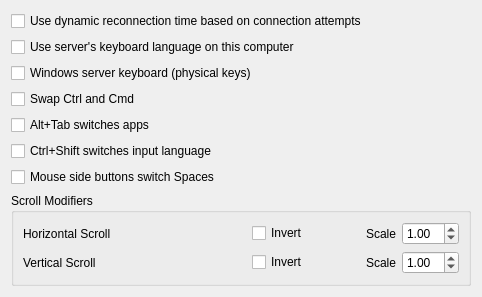
This is src/lib/gui/dialogs/ClientConfigDialog.ui in boymep/deskflow as Qt 5 draws it before an edit. The edited form follows.
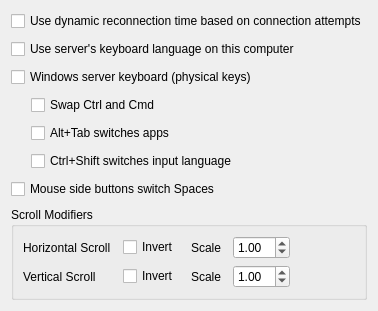
This is the edited form.

Commit message: style(gui): tidy client config dialog layout

Patch:
```diff
--- a/src/lib/gui/dialogs/ClientConfigDialog.ui
+++ b/src/lib/gui/dialogs/ClientConfigDialog.ui
@@ -10,16 +10,12 @@
     <height>197</height>
    </rect>
   </property>
-  <property name="sizePolicy">
-   <sizepolicy hsizetype="Maximum" vsizetype="Maximum">
-    <horstretch>0</horstretch>
-    <verstretch>0</verstretch>
-   </sizepolicy>
-  </property>
   <property name="windowTitle">
    <string>Client Configuration</string>
   </property>
   <layout class="QVBoxLayout" name="verticalLayout">
+   <property name="spacing"><number>8</number></property>
+   <property name="sizeConstraint"><enum>QLayout::SizeConstraint::SetFixedSize</enum></property>
    <item>
     <widget class="QCheckBox" name="cbDynamicConnectTime">
      <property name="toolTip">
@@ -48,6 +44,19 @@
     </widget>
    </item>
    <item>
+    <layout class="QVBoxLayout" name="layoutPhysicalDeps">
+     <property name="spacing"><number>8</number></property>
+     <property name="leftMargin"><number>20</number></property>
+     <property name="topMargin"><number>0</number></property>
+     <property name="bottomMargin"><number>0</number></property>
+     <item>
+      <spacer name="indent_cbSwapCtrlCmd">
+       <property name="orientation"><enum>Qt::Orientation::Horizontal</enum></property>
+       <property name="sizeType"><enum>QSizePolicy::Policy::Fixed</enum></property>
+       <property name="sizeHint" stdset="0"><size><width>20</width><height>0</height></size></property>
+      </spacer>
+     </item>
+     <item>
     <widget class="QCheckBox" name="cbSwapCtrlCmd">
      <property name="toolTip">
       <string>Server Ctrl acts as Command and the Windows key as Control. Ctrl+Tab stays Control+Tab.</string>
@@ -57,6 +66,13 @@
      </property>
     </widget>
    </item>
+     <item>
+      <spacer name="indent_cbAltTab">
+       <property name="orientation"><enum>Qt::Orientation::Horizontal</enum></property>
+       <property name="sizeType"><enum>QSizePolicy::Policy::Fixed</enum></property>
+       <property name="sizeHint" stdset="0"><size><width>20</width><height>0</height></size></property>
+      </spacer>
+     </item>
    <item>
     <widget class="QCheckBox" name="cbAltTab">
      <property name="toolTip">
@@ -67,6 +83,13 @@
      </property>
     </widget>
    </item>
+     <item>
+      <spacer name="indent_cbCtrlShift">
+       <property name="orientation"><enum>Qt::Orientation::Horizontal</enum></property>
+       <property name="sizeType"><enum>QSizePolicy::Policy::Fixed</enum></property>
+       <property name="sizeHint" stdset="0"><size><width>20</width><height>0</height></size></property>
+      </spacer>
+     </item>
    <item>
     <widget class="QCheckBox" name="cbCtrlShift">
      <property name="toolTip">
@@ -77,6 +100,8 @@
      </property>
     </widget>
    </item>
+    </layout>
+   </item>
    <item>
     <widget class="QCheckBox" name="cbSideButtons">
      <property name="toolTip">
@@ -93,123 +118,56 @@
       <string>Scroll Modifiers</string>
      </property>
      <layout class="QGridLayout" name="gridLayout">
-      <item row="5" column="2">
-       <widget class="QCheckBox" name="cbYScrollInvert">
-        <property name="text">
-         <string>Invert</string>
-        </property>
+      <property name="horizontalSpacing"><number>12</number></property>
+      <item row="0" column="0">
+       <widget class="QLabel" name="lblHScroll"><property name="text"><string>Horizontal Scroll</string></property></widget>
+      </item>
+      <item row="0" column="1">
+       <widget class="QCheckBox" name="cbXScrollInvert"><property name="text"><string>Invert</string></property></widget>
+      </item>
+      <item row="0" column="2">
+       <widget class="QLabel" name="lblXScrollSpeed">
+        <property name="text"><string>Scale</string></property>
+        <property name="alignment"><set>Qt::AlignmentFlag::AlignRight|Qt::AlignmentFlag::AlignVCenter</set></property>
        </widget>
       </item>
+      <item row="0" column="3">
+       <widget class="QDoubleSpinBox" name="sbXScrollScale">
+        <property name="accelerated"><bool>true</bool></property>
+        <property name="correctionMode"><enum>QAbstractSpinBox::CorrectionMode::CorrectToNearestValue</enum></property>
+        <property name="minimum"><double>0.100000000000000</double></property>
+        <property name="maximum"><double>10.000000000000000</double></property>
+        <property name="singleStep"><double>0.100000000000000</double></property>
+        <property name="value"><double>1.000000000000000</double></property>
+       </widget>
+      </item>
+      <item row="1" column="0">
+       <widget class="QLabel" name="lblVScroll"><property name="text"><string>Vertical Scroll</string></property></widget>
+      </item>
+      <item row="1" column="1">
+       <widget class="QCheckBox" name="cbYScrollInvert"><property name="text"><string>Invert</string></property></widget>
+      </item>
       <item row="1" column="2">
-       <widget class="QCheckBox" name="cbXScrollInvert">
-        <property name="text">
-         <string>Invert</string>
-        </property>
-       </widget>
-      </item>
-      <item row="5" column="4">
-       <layout class="QHBoxLayout" name="horizontalLayout_2">
-        <item>
          <widget class="QLabel" name="lblScrollSpeed">
-          <property name="sizePolicy">
-           <sizepolicy hsizetype="Maximum" vsizetype="Preferred">
-            <horstretch>0</horstretch>
-            <verstretch>0</verstretch>
-           </sizepolicy>
-          </property>
-          <property name="text">
-           <string>Scale</string>
-          </property>
-         </widget>
-        </item>
-        <item>
+        <property name="text"><string>Scale</string></property>
+        <property name="alignment"><set>Qt::AlignmentFlag::AlignRight|Qt::AlignmentFlag::AlignVCenter</set></property>
+       </widget>
+      </item>
+      <item row="1" column="3">
          <widget class="QDoubleSpinBox" name="sbYScrollScale">
-          <property name="sizePolicy">
-           <sizepolicy hsizetype="Maximum" vsizetype="Fixed">
-            <horstretch>0</horstretch>
-            <verstretch>0</verstretch>
-           </sizepolicy>
-          </property>
-          <property name="accelerated">
-           <bool>true</bool>
-          </property>
-          <property name="correctionMode">
-           <enum>QAbstractSpinBox::CorrectionMode::CorrectToNearestValue</enum>
-          </property>
-          <property name="minimum">
-           <double>0.100000000000000</double>
-          </property>
-          <property name="maximum">
-           <double>10.000000000000000</double>
-          </property>
-          <property name="singleStep">
-           <double>0.100000000000000</double>
-          </property>
-          <property name="value">
-           <double>1.000000000000000</double>
-          </property>
-         </widget>
-        </item>
-       </layout>
-      </item>
-      <item row="1" column="4">
-       <layout class="QHBoxLayout" name="horizontalLayout_3">
-        <item>
-         <widget class="QLabel" name="lblXScrollSpeed">
-          <property name="sizePolicy">
-           <sizepolicy hsizetype="Maximum" vsizetype="Preferred">
-            <horstretch>0</horstretch>
-            <verstretch>0</verstretch>
-           </sizepolicy>
-          </property>
-          <property name="text">
-           <string>Scale</string>
-          </property>
-         </widget>
-        </item>
-        <item>
-         <widget class="QDoubleSpinBox" name="sbXScrollScale">
-          <property name="sizePolicy">
-           <sizepolicy hsizetype="Maximum" vsizetype="Fixed">
-            <horstretch>0</horstretch>
-            <verstretch>0</verstretch>
-           </sizepolicy>
-          </property>
-          <property name="accelerated">
-           <bool>true</bool>
-          </property>
-          <property name="correctionMode">
-           <enum>QAbstractSpinBox::CorrectionMode::CorrectToNearestValue</enum>
-          </property>
-          <property name="minimum">
-           <double>0.100000000000000</double>
-          </property>
-          <property name="maximum">
-           <double>10.000000000000000</double>
-          </property>
-          <property name="singleStep">
-           <double>0.100000000000000</double>
-          </property>
-          <property name="value">
-           <double>1.000000000000000</double>
-          </property>
-         </widget>
-        </item>
-       </layout>
-      </item>
-      <item row="1" column="0" colspan="2">
-       <widget class="QLabel" name="lblHScroll">
-        <property name="text">
-         <string>Horizontal Scroll</string>
-        </property>
-       </widget>
-      </item>
-      <item row="5" column="0" colspan="2">
-       <widget class="QLabel" name="lblVScroll">
-        <property name="text">
-         <string>Vertical Scroll</string>
-        </property>
-       </widget>
+        <property name="accelerated"><bool>true</bool></property>
+        <property name="correctionMode"><enum>QAbstractSpinBox::CorrectionMode::CorrectToNearestValue</enum></property>
+        <property name="minimum"><double>0.100000000000000</double></property>
+        <property name="maximum"><double>10.000000000000000</double></property>
+        <property name="singleStep"><double>0.100000000000000</double></property>
+        <property name="value"><double>1.000000000000000</double></property>
+       </widget>
+      </item>
+      <item row="0" column="4" rowspan="2">
+       <spacer name="spacerScroll">
+        <property name="orientation"><enum>Qt::Orientation::Horizontal</enum></property>
+        <property name="sizeHint" stdset="0"><size><width>0</width><height>0</height></size></property>
+       </spacer>
       </item>
      </layout>
     </widget>
```
Left out of the diff: 4 changed lines with no effect on the pictures. Lines whose indentation alone changed are shown as unchanged.
